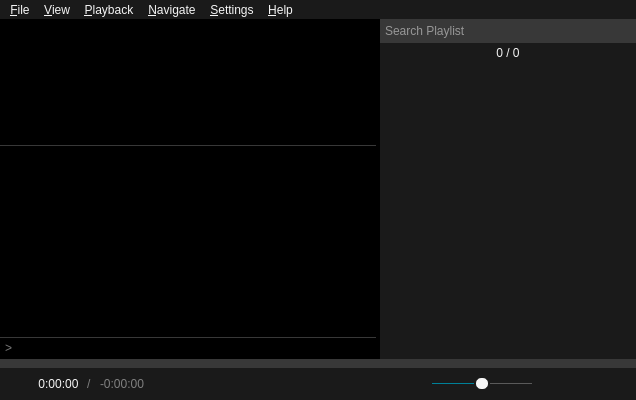
Before: the Qt Designer form src/ui/mainwindow.ui in u8sand/Baka-MPlayer, drawn with Qt 5.
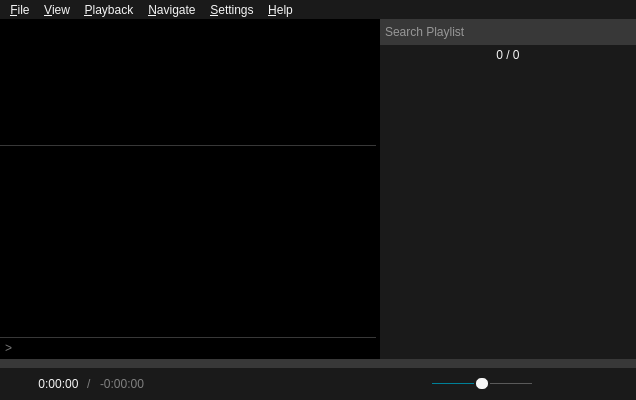
After: the same form once the commit is applied. Icons and pictures are not drawn. Custom widgets are drawn as their Qt base class.

Commit message: mainwindow.ui: fix paddings on playlist

The edit to the form file:
```diff
--- a/src/ui/mainwindow.ui
+++ b/src/ui/mainwindow.ui
@@ -89,7 +89,7 @@
 	background: #383838;
 	border: 1px solid #383838;
 	font-size: 12px;
-	padding: 3px 2px;
+	padding: 4px 2px;
 }
 #searchBox:focus {
 	border-color: #008098;
@@ -112,7 +112,7 @@
 }
 #playlistWidget::item {
 	background: #1A1A1A;
-	padding: 4px 0px;
+	padding: 4px 2px;
 }
 #playlistWidget::item:selected {
 	background: #383838;
@@ -292,7 +292,7 @@
          <number>0</number>
         </property>
         <property name="bottomMargin">
-         <number>0</number>
+         <number>1</number>
         </property>
         <item>
          <widget class="QLineEdit" name="searchBox">
```
